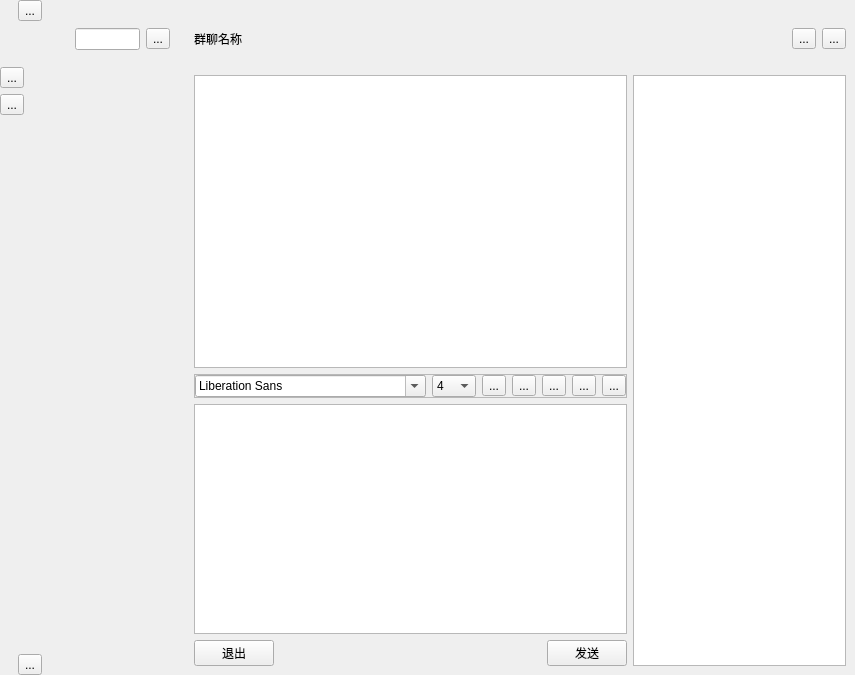
Old version of the form chatroom/chatroom/menu2.ui in the repository Ph0m1/xupt-linux-plan.
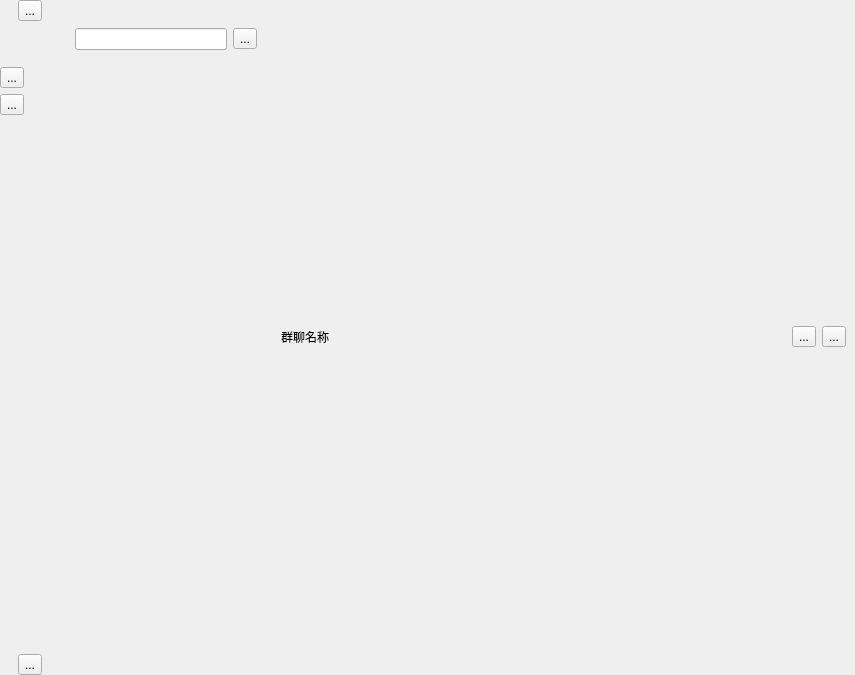
New version of the form. Icons and pictures are not drawn.

Diff of the .ui file:
```diff
--- a/chatroom/chatroom/menu2.ui
+++ b/chatroom/chatroom/menu2.ui
@@ -388,349 +388,6 @@
            </layout>
           </widget>
          </item>
-         <item>
-          <widget class="QWidget" name="widget_16" native="true">
-           <layout class="QHBoxLayout" name="horizontalLayout_9">
-            <property name="leftMargin">
-             <number>0</number>
-            </property>
-            <property name="topMargin">
-             <number>0</number>
-            </property>
-            <property name="rightMargin">
-             <number>0</number>
-            </property>
-            <property name="bottomMargin">
-             <number>0</number>
-            </property>
-            <item>
-             <widget class="QWidget" name="widget_14" native="true">
-              <layout class="QVBoxLayout" name="verticalLayout_6">
-               <property name="leftMargin">
-                <number>0</number>
-               </property>
-               <property name="topMargin">
-                <number>0</number>
-               </property>
-               <property name="rightMargin">
-                <number>0</number>
-               </property>
-               <property name="bottomMargin">
-                <number>0</number>
-               </property>
-               <item>
-                <widget class="QWidget" name="widget_9" native="true">
-                 <layout class="QHBoxLayout" name="horizontalLayout_5">
-                  <property name="leftMargin">
-                   <number>0</number>
-                  </property>
-                  <property name="topMargin">
-                   <number>0</number>
-                  </property>
-                  <property name="rightMargin">
-                   <number>0</number>
-                  </property>
-                  <property name="bottomMargin">
-                   <number>0</number>
-                  </property>
-                  <item>
-                   <widget class="QTextBrowser" name="textBrowser">
-                    <property name="minimumSize">
-                     <size>
-                      <width>0</width>
-                      <height>120</height>
-                     </size>
-                    </property>
-                   </widget>
-                  </item>
-                 </layout>
-                </widget>
-               </item>
-               <item>
-                <widget class="QWidget" name="widget_13" native="true">
-                 <property name="minimumSize">
-                  <size>
-                   <width>0</width>
-                   <height>120</height>
-                  </size>
-                 </property>
-                 <property name="maximumSize">
-                  <size>
-                   <width>16777215</width>
-                   <height>300</height>
-                  </size>
-                 </property>
-                 <layout class="QVBoxLayout" name="verticalLayout_5">
-                  <property name="leftMargin">
-                   <number>0</number>
-                  </property>
-                  <property name="topMargin">
-                   <number>0</number>
-                  </property>
-                  <property name="rightMargin">
-                   <number>0</number>
-                  </property>
-                  <property name="bottomMargin">
-                   <number>0</number>
-                  </property>
-                  <item>
-                   <widget class="QFrame" name="frame">
-                    <property name="frameShape">
-                     <enum>QFrame::Shape::StyledPanel</enum>
-                    </property>
-                    <property name="frameShadow">
-                     <enum>QFrame::Shadow::Raised</enum>
-                    </property>
-                    <layout class="QHBoxLayout" name="horizontalLayout_6">
-                     <property name="leftMargin">
-                      <number>0</number>
-                     </property>
-                     <property name="topMargin">
-                      <number>0</number>
-                     </property>
-                     <property name="rightMargin">
-                      <number>0</number>
-                     </property>
-                     <property name="bottomMargin">
-                      <number>0</number>
-                     </property>
-                     <item>
-                      <widget class="QFontComboBox" name="fontComboBox"/>
-                     </item>
-                     <item>
-                      <widget class="QComboBox" name="comboBox">
-                       <item>
-                        <property name="text">
-                         <string>4</string>
-                        </property>
-                       </item>
-                       <item>
-                        <property name="text">
-                         <string>6</string>
-                        </property>
-                       </item>
-                       <item>
-                        <property name="text">
-                         <string>8</string>
-                        </property>
-                       </item>
-                       <item>
-                        <property name="text">
-                         <string>10</string>
-                        </property>
-                       </item>
-                       <item>
-                        <property name="text">
-                         <string>12</string>
-                        </property>
-                       </item>
-                       <item>
-                        <property name="text">
-                         <string>14</string>
-                        </property>
-                       </item>
-                       <item>
-                        <property name="text">
-                         <string>16</string>
-                        </property>
-                       </item>
-                       <item>
-                        <property name="text">
-                         <string>18</string>
-                        </property>
-                       </item>
-                       <item>
-                        <property name="text">
-                         <string>20</string>
-                        </property>
-                       </item>
-                      </widget>
-                     </item>
-                     <item>
-                      <widget class="QToolButton" name="strongBtn">
-                       <property name="text">
-                        <string>...</string>
-                       </property>
-                       <property name="icon">
-                        <iconset theme="QIcon::ThemeIcon::FormatTextBold"/>
-                       </property>
-                      </widget>
-                     </item>
-                     <item>
-                      <widget class="QToolButton" name="iiiiiBtn">
-                       <property name="text">
-                        <string>...</string>
-                       </property>
-                       <property name="icon">
-                        <iconset theme="QIcon::ThemeIcon::FormatTextItalic"/>
-                       </property>
-                      </widget>
-                     </item>
-                     <item>
-                      <widget class="QToolButton" name="underlineBtn">
-                       <property name="text">
-                        <string>...</string>
-                       </property>
-                       <property name="icon">
-                        <iconset theme="QIcon::ThemeIcon::FormatTextUnderline"/>
-                       </property>
-                      </widget>
-                     </item>
-                     <item>
-                      <widget class="QToolButton" name="fileBtn">
-                       <property name="text">
-                        <string>...</string>
-                       </property>
-                       <property name="icon">
-                        <iconset resource="log.qrc">
-                         <normaloff>:/Header/images/file.png</normaloff>:/Header/images/file.png</iconset>
-                       </property>
-                      </widget>
-                     </item>
-                     <item>
-                      <widget class="QToolButton" name="clearBtn">
-                       <property name="text">
-                        <string>...</string>
-                       </property>
-                       <property name="icon">
-                        <iconset theme="QIcon::ThemeIcon::EditDelete"/>
-                       </property>
-                      </widget>
-                     </item>
-                    </layout>
-                   </widget>
-                  </item>
-                  <item>
-                   <widget class="QWidget" name="widget_12" native="true">
-                    <layout class="QVBoxLayout" name="verticalLayout_4">
-                     <property name="leftMargin">
-                      <number>0</number>
-                     </property>
-                     <property name="topMargin">
-                      <number>0</number>
-                     </property>
-                     <property name="rightMargin">
-                      <number>0</number>
-                     </property>
-                     <property name="bottomMargin">
-                      <number>0</number>
-                     </property>
-                     <item>
-                      <widget class="QWidget" name="widget_10" native="true">
-                       <layout class="QHBoxLayout" name="horizontalLayout_7">
-                        <property name="spacing">
-                         <number>0</number>
-                        </property>
-                        <property name="leftMargin">
-                         <number>0</number>
-                        </property>
-                        <property name="topMargin">
-                         <number>0</number>
-                        </property>
-                        <property name="rightMargin">
-                         <number>0</number>
-                        </property>
-                        <property name="bottomMargin">
-                         <number>0</number>
-                        </property>
-                        <item>
-                         <widget class="QTextEdit" name="textEdit">
-                          <property name="minimumSize">
-                           <size>
-                            <width>0</width>
-                            <height>90</height>
-                           </size>
-                          </property>
-                         </widget>
-                        </item>
-                       </layout>
-                      </widget>
-                     </item>
-                     <item>
-                      <widget class="QWidget" name="widget_11" native="true">
-                       <layout class="QHBoxLayout" name="horizontalLayout_8">
-                        <property name="leftMargin">
-                         <number>0</number>
-                        </property>
-                        <property name="topMargin">
-                         <number>0</number>
-                        </property>
-                        <property name="rightMargin">
-                         <number>0</number>
-                        </property>
-                        <property name="bottomMargin">
-                         <number>0</number>
-                        </property>
-                        <item>
-                         <widget class="QPushButton" name="quitBtn">
-                          <property name="text">
-                           <string>退出</string>
-                          </property>
-                         </widget>
-                        </item>
-                        <item>
-                         <spacer name="horizontalSpacer_2">
-                          <property name="orientation">
-                           <enum>Qt::Orientation::Horizontal</enum>
-                          </property>
-                          <property name="sizeHint" stdset="0">
-                           <size>
-                            <width>135</width>
-                            <height>20</height>
-                           </size>
-                          </property>
-                         </spacer>
-                        </item>
-                        <item>
-                         <widget class="QPushButton" name="sendBtn">
-                          <property name="text">
-                           <string>发送</string>
-                          </property>
-                         </widget>
-                        </item>
-                       </layout>
-                      </widget>
-                     </item>
-                    </layout>
-                   </widget>
-                  </item>
-                 </layout>
-                </widget>
-               </item>
-              </layout>
-             </widget>
-            </item>
-            <item>
-             <widget class="QWidget" name="widget_15" native="true">
-              <layout class="QVBoxLayout" name="verticalLayout_7">
-               <property name="leftMargin">
-                <number>0</number>
-               </property>
-               <property name="topMargin">
-                <number>0</number>
-               </property>
-               <property name="rightMargin">
-                <number>0</number>
-               </property>
-               <property name="bottomMargin">
-                <number>0</number>
-               </property>
-               <item>
-                <widget class="QListView" name="listView">
-                 <property name="maximumSize">
-                  <size>
-                   <width>1000</width>
-                   <height>16777215</height>
-                  </size>
-                 </property>
-                </widget>
-               </item>
-              </layout>
-             </widget>
-            </item>
-           </layout>
-          </widget>
-         </item>
         </layout>
        </widget>
       </item>
```
Left out of the diff: 8 changed lines with no effect on the pictures.
